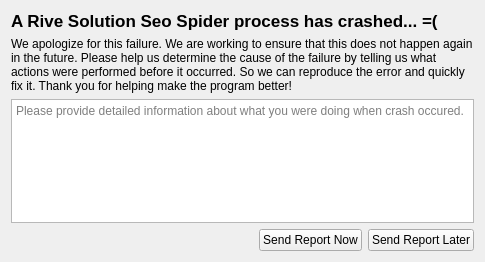
andrascii/RiveSolutions_SEO_Spider, file seospiderservice/ui/fatal_error_dialog.ui: the form before one commit.
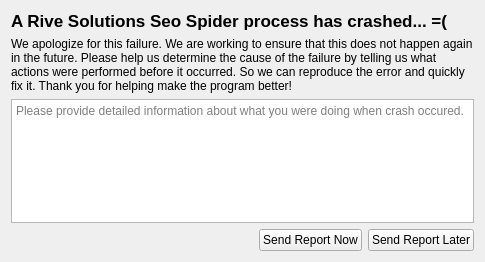
The form after the commit. Icons and pictures are not drawn.

Commit message: Исправлено название компании в окошке-обработчике крашей

```diff
--- a/seospiderservice/ui/fatal_error_dialog.ui
+++ b/seospiderservice/ui/fatal_error_dialog.ui
@@ -28,7 +28,7 @@
       </font>
      </property>
      <property name="text">
-      <string>A Rive Solution Seo Spider process has crashed... =(</string>
+      <string>A Rive Solutions Seo Spider process has crashed... =(</string>
      </property>
     </widget>
    </item>
```
